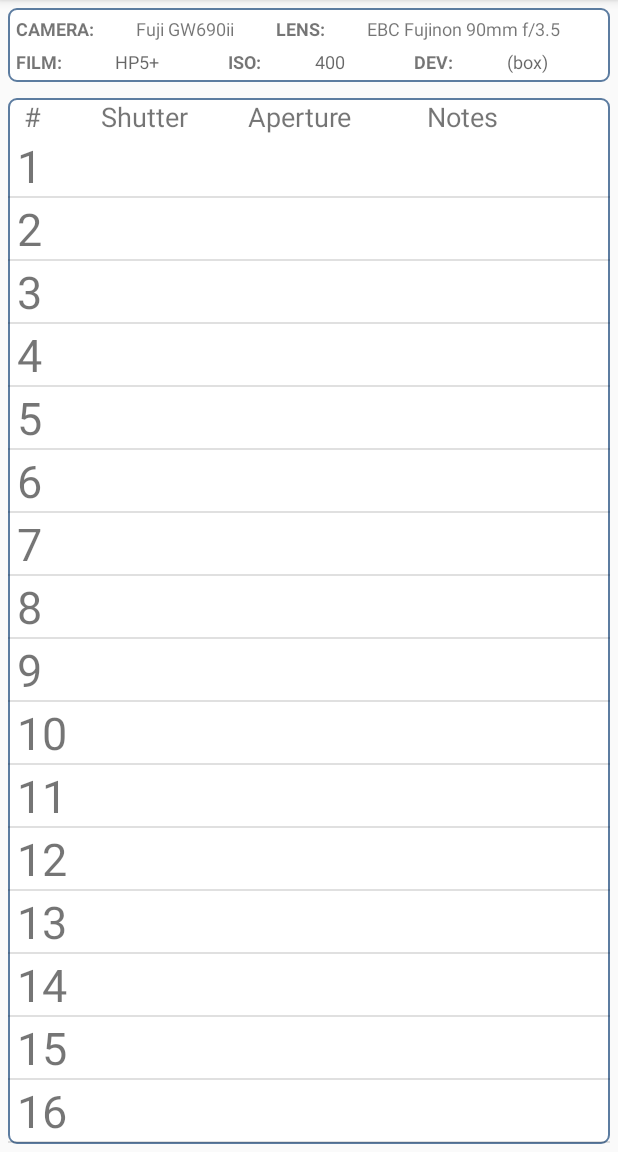
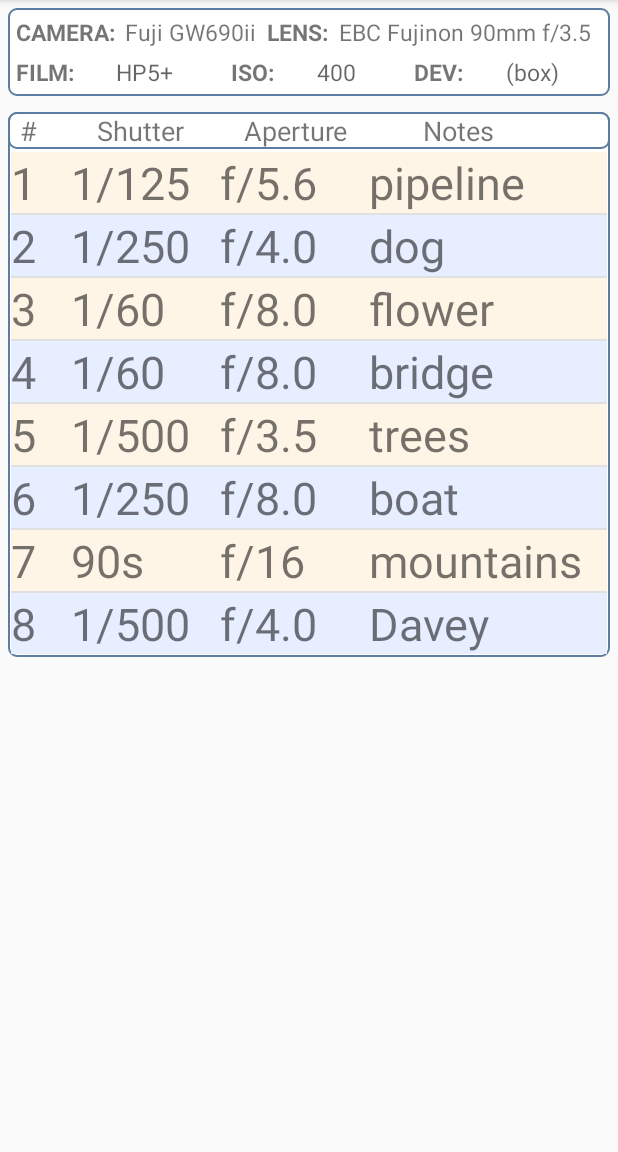
Before and after one commit to rottenb/ExposureNotes, an Android app: the screen it shows after launch (MainActivity), on a phone screen of 412 x 824 dp, the part 84-1236 px from its top. Run offline under Robolectric (Android 15) with nearby library versions, the phone set to English and light mode, and no system bars.

Commit message:
approaching functional

```diff
--- a/app/src/main/java/com/brianmk/exposurenotes/FrameArrayAdapter.java
+++ b/app/src/main/java/com/brianmk/exposurenotes/FrameArrayAdapter.java
@@ -2,6 +2,7 @@ package com.brianmk.exposurenotes;
 
 import android.content.Context;
 import android.support.annotation.NonNull;
+import android.support.v4.content.res.ResourcesCompat;
 import android.view.LayoutInflater;
 import android.view.View;
 import android.view.ViewGroup;
@@ -20,31 +21,34 @@ public class FrameArrayAdapter extends ArrayAdapter<FrameData> {
 
 
     @Override
-    public @NonNull View getView(int position, View convertView, @NonNull ViewGroup parent) {
+    public @NonNull View getView(int position, View view, @NonNull ViewGroup parent) {
         FrameData frame = getItem(position);
 
-        if (convertView == null) {
-            convertView = LayoutInflater.from(getContext()).inflate(R.layout.frame_list_item,
+        if (view == null) {
+            view = LayoutInflater.from(getContext()).inflate(R.layout.frame_list_item,
                     parent,false);
         }
 
-        TextView itemView = convertView.findViewById(R.id.number);
-        itemView.setText(String.format(Locale.getDefault(),"%d", position + 1));
-        itemView = convertView.findViewById(R.id.shutter);
-        itemView.setText(frame.getShutter());
-        itemView = convertView.findViewById(R.id.aperture);
-        itemView.setText(frame.getAperture());
-        itemView = convertView.findViewById(R.id.notes);
-        itemView.setText(frame.getNotes());
-/*
+        // Populate the list view with information
+        if (frame != null) {
+            TextView itemView = view.findViewById(R.id.number);
+            itemView.setText(String.format(Locale.getDefault(), "%d", position + 1));
+            itemView = view.findViewById(R.id.shutter);
+            itemView.setText(frame.getShutter());
+            itemView = view.findViewById(R.id.aperture);
+            itemView.setText(frame.getAperture());
+            itemView = view.findViewById(R.id.notes);
+            itemView.setText(frame.getNotes());
+        }
+
+        // Alternating colours for the list rows
         if (position % 2 == 1) {
-            convertView.setBackgroundColor(Color.BLUE);
+            view.setBackgroundColor(ResourcesCompat.getColor(view.getResources(), R.color.lighter_blue, null));
         } else {
-            convertView.setBackgroundColor(Color.CYAN);
+            view.setBackgroundColor(ResourcesCompat.getColor(view.getResources(), R.color.light_orange, null));
         }
-*/
 
-        return convertView;
+        return view;
     }
 
 }
--- a/app/src/main/java/com/brianmk/exposurenotes/MainActivity.java
+++ b/app/src/main/java/com/brianmk/exposurenotes/MainActivity.java
@@ -1,7 +1,10 @@
 package com.brianmk.exposurenotes;
 
+import android.app.DialogFragment;
 import android.os.Bundle;
 import android.support.v7.app.AppCompatActivity;
+import android.view.View;
+import android.widget.AdapterView;
 import android.widget.ListView;
 
 import java.util.LinkedList;
@@ -18,25 +21,36 @@ public class MainActivity extends AppCompatActivity {
         List<FrameData> frameDataList;
         FrameArrayAdapter frameArrayAdapter;
 
+        // Create a list of blank exposure information
         frameDataList = new LinkedList<>();
-        int exposureCount = 18; // 120 6x9
+ /*       int exposureCount = 8; // 120 6x9
         for (int i = 0; i < exposureCount; i++) {
             frameDataList.add(new FrameData());
         }
-
-/*      Dummy data
+*/
+      // Dummy data
         frameDataList.add(new FrameData("1/125", "f/5.6", "pipeline"));
         frameDataList.add(new FrameData("1/250", "f/4.0", "dog"));
         frameDataList.add(new FrameData("1/60", "f/8.0", "flower"));
         frameDataList.add(new FrameData("1/60", "f/8.0", "bridge"));
         frameDataList.add(new FrameData("1/500", "f/3.5", "trees"));
         frameDataList.add(new FrameData("1/250", "f/8.0", "boat"));
-        frameDataList.add(new FrameData("1:30m", "f/16", "mountains"));
+        frameDataList.add(new FrameData("90s", "f/16", "mountains"));
         frameDataList.add(new FrameData("1/500", "f/4.0", "Davey"));
-*/
+
+        // Create an adapter with the list data, attach that to the list view
         frameArrayAdapter = new FrameArrayAdapter(this, frameDataList);
         ListView frameListView = findViewById(R.id.frame_list);
         frameListView.setAdapter(frameArrayAdapter);
 
+
+        // Allow list touching
+        frameListView.setOnItemClickListener(new AdapterView.OnItemClickListener() {
+            @Override
+            public void onItemClick(AdapterView<?> parent, View view, int pos, long id) {
+                DialogFragment newFrame = new FrameInfoDialog();
+                newFrame.show(getFragmentManager(), null);
+            }
+        });
     }
 }
--- a/app/src/main/res/layout/activity_main.xml
+++ b/app/src/main/res/layout/activity_main.xml
@@ -115,11 +115,11 @@
                 android:orientation="horizontal"
                 android:layout_width="match_parent"
                 android:layout_height="wrap_content"
-                android:layout_marginStart="5dp">
+                android:background="@drawable/border">
                 <TextView
                     android:layout_width="wrap_content"
                     android:layout_height="wrap_content"
-                    android:layout_marginStart="5dp"
+                    android:layout_marginStart="8dp"
                     android:textSize="@dimen/header_font_size"
                     android:text="@string/frame_num_header"/>
                 <TextView
@@ -133,7 +133,6 @@
                     android:layout_height="wrap_content"
                     android:layout_marginStart="40dp"
                     android:textSize="@dimen/header_font_size"
-
                     android:text="@string/aperture_header"/>
                 <TextView
                     android:layout_width="wrap_content"
@@ -146,7 +145,8 @@
             <ListView
                 android:id="@+id/frame_list"
                 android:layout_width="match_parent"
-                android:layout_height="wrap_content">
+                android:layout_height="wrap_content"
+                android:layout_margin="2dp">
             </ListView>
 
         </LinearLayout>
--- a/app/src/main/res/layout/frame_list_item.xml
+++ b/app/src/main/res/layout/frame_list_item.xml
@@ -1,44 +1,39 @@
 <?xml version="1.0" encoding="utf-8"?>
-<LinearLayout
+<TableRow
     xmlns:android="http://schemas.android.com/apk/res/android"
+    android:id="@+id/frame_list_item"
     android:orientation="horizontal"
     android:layout_width="match_parent"
-    android:layout_height="match_parent">
+    android:layout_height="match_parent"
+    android:weightSum="1">
 
-    <LinearLayout
-        android:id="@+id/frame_list_item"
-        android:layout_width="wrap_content"
-        android:layout_height="wrap_content">
     <TextView
         android:id="@+id/number"
-            android:layout_width="wrap_content"
+        android:layout_width="match_parent"
         android:layout_height="wrap_content"
-            android:layout_marginStart="6dp"
+        android:layout_weight=".30"
         android:hint="@string/frame_list_num_hint"
         android:textSize="@dimen/list_item_font_size" />
     <TextView
         android:id="@+id/shutter"
-            android:layout_width="wrap_content"
+        android:layout_width="match_parent"
         android:layout_height="wrap_content"
-            android:layout_marginStart="25dp"
+        android:layout_weight=".25"
         android:hint="@string/shutter_hint"
         android:textSize="@dimen/list_item_font_size"/>
     <TextView
         android:id="@+id/aperture"
-            android:layout_width="wrap_content"
+        android:layout_width="match_parent"
         android:layout_height="wrap_content"
-            android:layout_marginStart="25dp"
-
+        android:layout_weight=".25"
         android:hint="@string/aperture_hint"
         android:textSize="@dimen/list_item_font_size"/>
     <TextView
         android:id="@+id/notes"
-            android:layout_width="wrap_content"
+        android:layout_width="match_parent"
         android:layout_height="wrap_content"
-            android:layout_marginStart="35dp"
-
+        android:layout_weight=".20"
         android:hint="@string/notes_hint"
         android:textSize="@dimen/list_item_font_size"/>
 
-    </LinearLayout>
-</LinearLayout>
+</TableRow>
--- a/app/src/main/res/values/colors.xml
+++ b/app/src/main/res/values/colors.xml
@@ -12,10 +12,12 @@
     <color name="blue">#0000FF</color>
     <color name="dark_blue">#000066</color>
     <color name="light_blue">#6699FF</color>
+    <color name="lighter_blue">#e6eeff</color>
     <color name="yellow">#ffff00</color>
     <color name="dark_yellow">#ffcc00</color>
     <color name="olive">#99AA75</color>
     <color name="orange">#ff9900</color>
+    <color name="light_orange">#fff5e6</color>
 
     <!-- MAIN APP COLOURS -->
     <color name="colorPrimary">@color/dark_yellow</color>
--- a/app/src/main/res/values/dimens.xml
+++ b/app/src/main/res/values/dimens.xml
@@ -2,7 +2,10 @@
 <resources>
     <!-- Main Screen -->
     <dimen name="header_font_size">18sp</dimen>
-    <dimen name="film_font_size">12sp</dimen>
+    <dimen name="film_font_size">15sp</dimen>
+
+    <!-- Frame Info Dialog -->
+    <dimen name="dialog_font_size">30sp</dimen>
 
     <!-- List Sizes -->
     <dimen name="list_item_font_size">30sp</dimen>
--- a/app/src/main/res/values/strings.xml
+++ b/app/src/main/res/values/strings.xml
@@ -17,16 +17,17 @@
     <string name="lens_header">LENS:</string>
     <string name="lens_type">EBC Fujinon 90mm f/3.5</string>
 
+
     <!-- Frame Notes -->
     <string name="frame_num_header">#</string>
     <string name="shutter_header">Shutter</string>
     <string name="aperture_header">Aperture</string>
     <string name="notes_header">Notes</string>
 
-    <string name="shutter_hint"> </string>
-    <string name="aperture_hint"> </string>
-    <string name="notes_hint"> </string>
+    <string name="shutter_hint">1/500</string>
+    <string name="aperture_hint">f/3.5</string>
+    <string name="notes_hint">dogs</string>
 
     <!-- Frame List Item -->
-    <string name="frame_list_num_hint"> </string>
+    <string name="frame_list_num_hint">1</string>
 </resources>
```
Also changed, not shown: app/src/main/java/com/brianmk/exposurenotes/FrameInfoDialog.java (added, +34 -0 lines), app/src/main/res/layout/frame_dialog.xml (added, +114 -0 lines), app/src/main/res/layout/spinner_item.xml (added, +13 -0 lines). Lines whose indentation alone changed are shown as unchanged.
